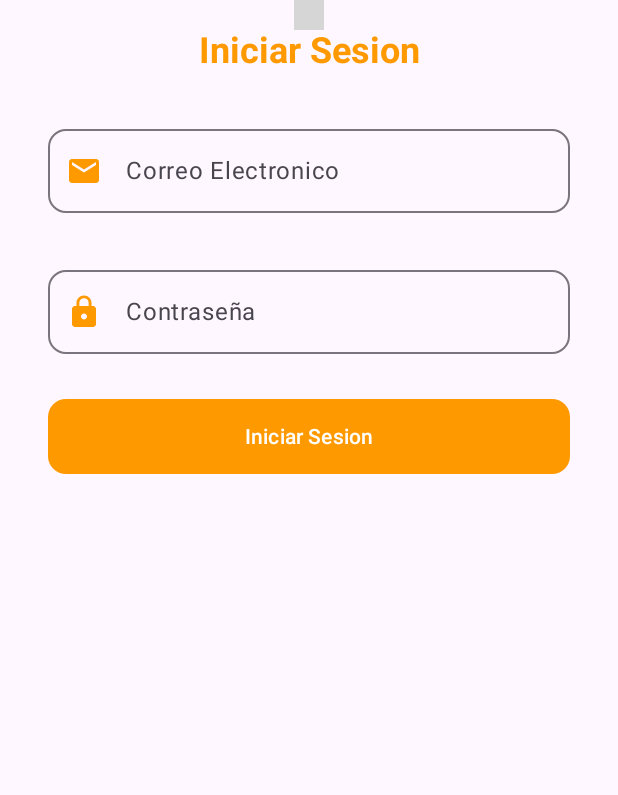
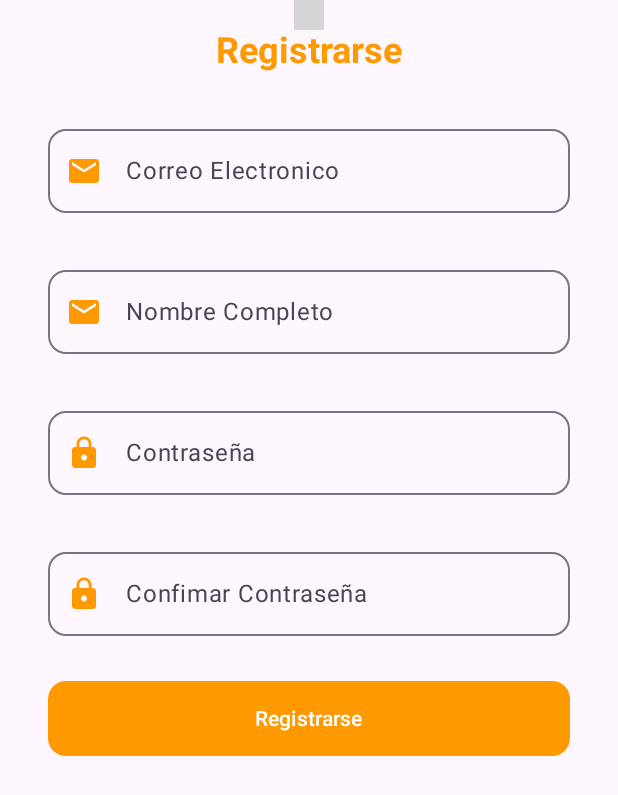
Before and after one commit to lwaked01/EcommerceApp, an Android app built with Jetpack Compose: the @Preview function RegisterScreenPreview, on a phone screen of 412 x 824 dp. Shown: the top 795 px of the screen. Run offline under Robolectric (Android 15) with nearby library versions, the phone set to English and light mode, and no system bars; 1 statement that could not run was skipped; grey boxes are pictures that could not be loaded.

Commit message:
Diseño Register Screen

```diff
--- a/app/src/main/java/com/leonardoWaked/ecommerceapp/MainActivity.kt
+++ b/app/src/main/java/com/leonardoWaked/ecommerceapp/MainActivity.kt
@@ -19,7 +19,7 @@ class MainActivity : ComponentActivity() {
         enableEdgeToEdge()
         setContent {
             EcommerceAppTheme {
-
+                LoginScreen()
             }
         }
     }
--- a/app/src/main/java/com/leonardoWaked/ecommerceapp/RegisterScreen.kt
+++ b/app/src/main/java/com/leonardoWaked/ecommerceapp/RegisterScreen.kt
@@ -41,7 +41,7 @@ fun RegisterScreen(){
          Spacer(modifier = Modifier.height(31.dp))
 
          Text(
-             text = "Iniciar Sesion",
+             text = "Registrarse",
              fontSize = 24.sp,
              color = Color(0xFFFF9900),
              fontWeight = FontWeight.Bold
@@ -65,6 +65,25 @@ fun RegisterScreen(){
              },
              shape = RoundedCornerShape(12.dp)
          )
+
+         Spacer(modifier = Modifier.height(30.dp))
+
+         OutlinedTextField(
+             value = "",
+             onValueChange = {},
+             modifier = Modifier.fillMaxWidth(),
+             leadingIcon = {
+                 Icon(
+                     imageVector = Icons.Default.Email,
+                     contentDescription = "Nombre",
+                     tint = Color(0xFFFF9900)
+                 )
+             },
+             label = {
+                 Text(text = "Nombre Completo")
+             },
+             shape = RoundedCornerShape(12.dp)
+         )
          Spacer(modifier = Modifier.height(30.dp))
 
          OutlinedTextField(
@@ -83,6 +102,25 @@ fun RegisterScreen(){
              },
              shape = RoundedCornerShape(12.dp)
          )
+
+         Spacer(modifier = Modifier.height(30.dp))
+
+         OutlinedTextField(
+             value = "",
+             onValueChange = {},
+             modifier = Modifier.fillMaxWidth(),
+             leadingIcon = {
+                 Icon(
+                     imageVector = Icons.Default.Lock,
+                     contentDescription = "Contraseña",
+                     tint = Color(0xFFFF9900)
+                 )
+             },
+             label = {
+                 Text(text = "Confimar Contraseña")
+             },
+             shape = RoundedCornerShape(12.dp)
+         )
          Spacer(modifier = Modifier.height(30.dp))
 
          Button(onClick = {}, modifier = Modifier.fillMaxWidth()
@@ -92,7 +130,7 @@ fun RegisterScreen(){
                  containerColor = Color(0xFFFF9900)
              )
          ) {
-             Text("Iniciar Sesion")
+             Text("Registrarse")
          }
      }
  }
```
